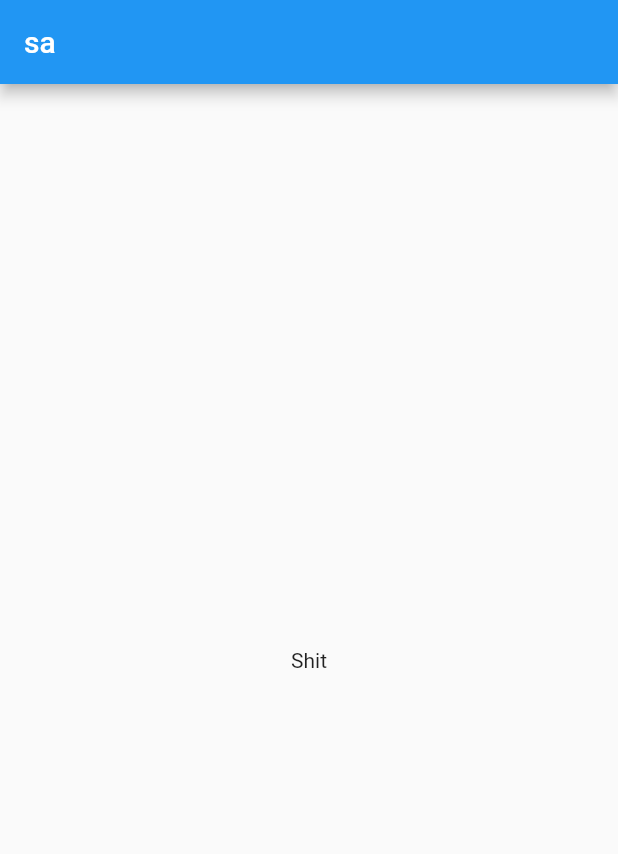
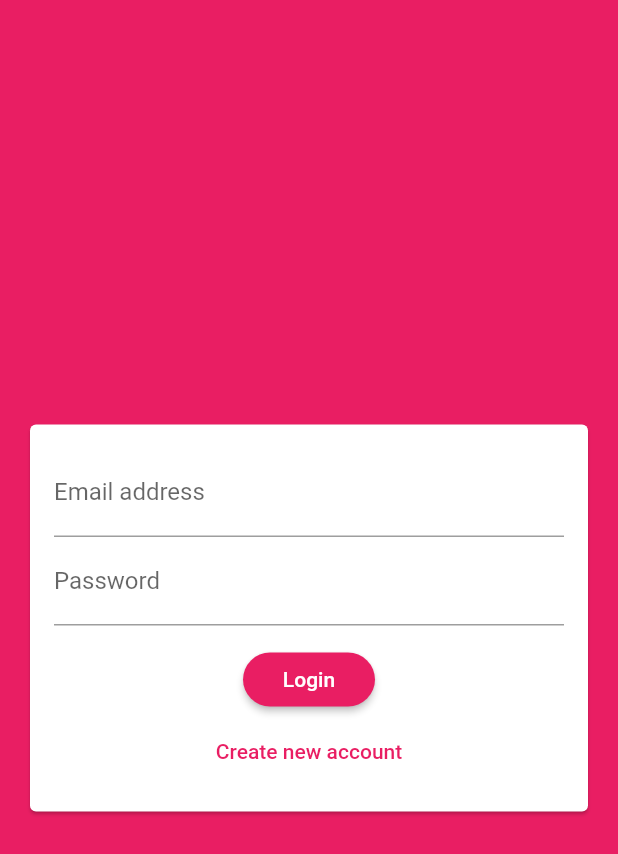
Before and after one commit to daopmdean/the-chat, a Flutter app: the screen it shows after launch, on a phone screen of 412 x 824 dp. Shown: the top 854 px of the screen. Run offline on Flutter 3.47's test engine with Material 2 defaults, Android fonts, the phone set to English and light mode, and no system bars; our stand-ins replace cloud_firestore, firebase_core; accounts and stored records are empty.

Commit message:
auth form

```diff
--- a/lib/main.dart
+++ b/lib/main.dart
@@ -1,17 +1,11 @@
-import 'package:cloud_firestore/cloud_firestore.dart';
 import 'package:firebase_core/firebase_core.dart';
 import 'package:flutter/material.dart';
+import 'package:the_chat/screen/auth_screen.dart';
 
 void main() async {
-  // WidgetsFlutterBinding.ensureInitialized();
-  // await Firebase.initializeApp();
+  WidgetsFlutterBinding.ensureInitialized();
+  await Firebase.initializeApp();
 
-  // FirebaseFirestore.instance
-  //     .collection('collectionPath')
-  //     .snapshots()
-  //     .listen((event) {
-  //   print(event);
-  // });
   runApp(const MyApp());
 }
 
@@ -23,32 +17,19 @@ class MyApp extends StatelessWidget {
     return MaterialApp(
       title: 'Flutter Demo',
       theme: ThemeData(
-        primarySwatch: Colors.blue,
+        primarySwatch: Colors.pink,
+        backgroundColor: Colors.pink,
+        accentColor: Colors.deepPurple,
+        accentColorBrightness: Brightness.dark,
+        buttonTheme: ButtonTheme.of(context).copyWith(
+          buttonColor: Colors.pink,
+          textTheme: ButtonTextTheme.primary,
+          shape: RoundedRectangleBorder(
+            borderRadius: BorderRadius.circular(20),
+          ),
+        ),
       ),
-      home: const MyHomePage(title: 'Flutter Demo Home Page'),
+      home: AuthScreen(),
     );
   }
 }
-
-class MyHomePage extends StatefulWidget {
-  const MyHomePage({Key? key, required this.title}) : super(key: key);
-
-  final String title;
-
-  @override
-  State<MyHomePage> createState() => _MyHomePageState();
-}
-
-class _MyHomePageState extends State<MyHomePage> {
-  @override
-  Widget build(BuildContext context) {
-    return Scaffold(
-      appBar: AppBar(
-        title: const Text('sa'),
-      ),
-      body: const Center(
-        child: Text('Shit'),
-      ),
-    );
-  }
-}
--- /dev/null
+++ b/lib/screen/auth_screen.dart
@@ -0,0 +1,17 @@
+import 'package:flutter/material.dart';
+import 'package:the_chat/widget/auth_form.dart';
+
+class AuthScreen extends StatefulWidget {
+  @override
+  _AuthScreenState createState() => _AuthScreenState();
+}
+
+class _AuthScreenState extends State<AuthScreen> {
+  @override
+  Widget build(BuildContext context) {
+    return Scaffold(
+      backgroundColor: Theme.of(context).primaryColor,
+      body: AuthForm(),
+    );
+  }
+}
--- a/lib/screen/chat_screen.dart
+++ b/lib/screen/chat_screen.dart
@@ -25,7 +25,9 @@ class ChatScreen extends StatelessWidget {
       ),
       floatingActionButton: FloatingActionButton(
         onPressed: () {
-          FirebaseFirestore.instance.collection('messages').add({});
+          FirebaseFirestore.instance
+              .collection('messages')
+              .add({'text': 'button clicked'});
         },
         tooltip: 'Increment',
         child: const Icon(Icons.add),
--- /dev/null
+++ b/lib/widget/auth_form.dart
@@ -0,0 +1,133 @@
+import 'package:flutter/material.dart';
+
+const invalidEmailAddress = 'Please enter a valid email address.';
+const invalidUsername = 'Please enter at least 4 characters';
+const invalidPassword = 'Password must be at least 7 characters long.';
+
+class AuthForm extends StatefulWidget {
+  @override
+  _AuthFormState createState() => _AuthFormState();
+}
+
+class _AuthFormState extends State<AuthForm> {
+  final _formKey = GlobalKey<FormState>();
+  var _isLogin = true;
+  var _userEmail = '';
+  var _userName = '';
+  var _userPassword = '';
+
+  void _trySubmit() {
+    final isValid = _formKey.currentState!.validate();
+    FocusScope.of(context).unfocus();
+    if (!isValid) {
+      return;
+    }
+
+    _formKey.currentState!.save();
+    print(_userEmail);
+    print(_userName);
+    print(_userPassword);
+  }
+
+  @override
+  Widget build(BuildContext context) {
+    return Center(
+      child: Card(
+        margin: EdgeInsets.all(20),
+        child: SingleChildScrollView(
+          child: Padding(
+            padding: EdgeInsets.all(16),
+            child: Form(
+              key: _formKey,
+              child: Column(
+                mainAxisSize: MainAxisSize.min,
+                children: <Widget>[
+                  TextFormField(
+                    key: const ValueKey('email'),
+                    validator: (value) {
+                      if (value == null) {
+                        return invalidEmailAddress;
+                      }
+
+                      if (value.isEmpty || !value.contains('@')) {
+                        return invalidEmailAddress;
+                      }
+                      return null;
+                    },
+                    keyboardType: TextInputType.emailAddress,
+                    decoration: const InputDecoration(
+                      labelText: 'Email address',
+                    ),
+                    onSaved: (value) {
+                      if (value == null) {
+                        return;
+                      }
+                      _userEmail = value;
+                    },
+                  ),
+                  if (!_isLogin)
+                    TextFormField(
+                      key: const ValueKey('username'),
+                      validator: (value) {
+                        if (value == null) {
+                          return invalidUsername;
+                        }
+
+                        if (value.isEmpty || value.length < 4) {
+                          return invalidUsername;
+                        }
+                        return null;
+                      },
+                      decoration: const InputDecoration(labelText: 'Username'),
+                      onSaved: (value) {
+                        if (value == null) {
+                          return;
+                        }
+                        _userName = value;
+                      },
+                    ),
+                  TextFormField(
+                    key: const ValueKey('password'),
+                    validator: (value) {
+                      if (value == null) {
+                        return invalidPassword;
+                      }
+                      if (value.isEmpty || value.length < 7) {
+                        return invalidPassword;
+                      }
+                      return null;
+                    },
+                    decoration: const InputDecoration(labelText: 'Password'),
+                    obscureText: true,
+                    onSaved: (value) {
+                      if (value == null) {
+                        return;
+                      }
+                      _userPassword = value;
+                    },
+                  ),
+                  const SizedBox(height: 12),
+                  RaisedButton(
+                    child: Text(_isLogin ? 'Login' : 'Signup'),
+                    onPressed: _trySubmit,
+                  ),
+                  FlatButton(
+                    textColor: Theme.of(context).primaryColor,
+                    child: Text(_isLogin
+                        ? 'Create new account'
+                        : 'I already have an account'),
+                    onPressed: () {
+                      setState(() {
+                        _isLogin = !_isLogin;
+                      });
+                    },
+                  )
+                ],
+              ),
+            ),
+          ),
+        ),
+      ),
+    );
+  }
+}
```
Also changed, not shown: 1 other file.
